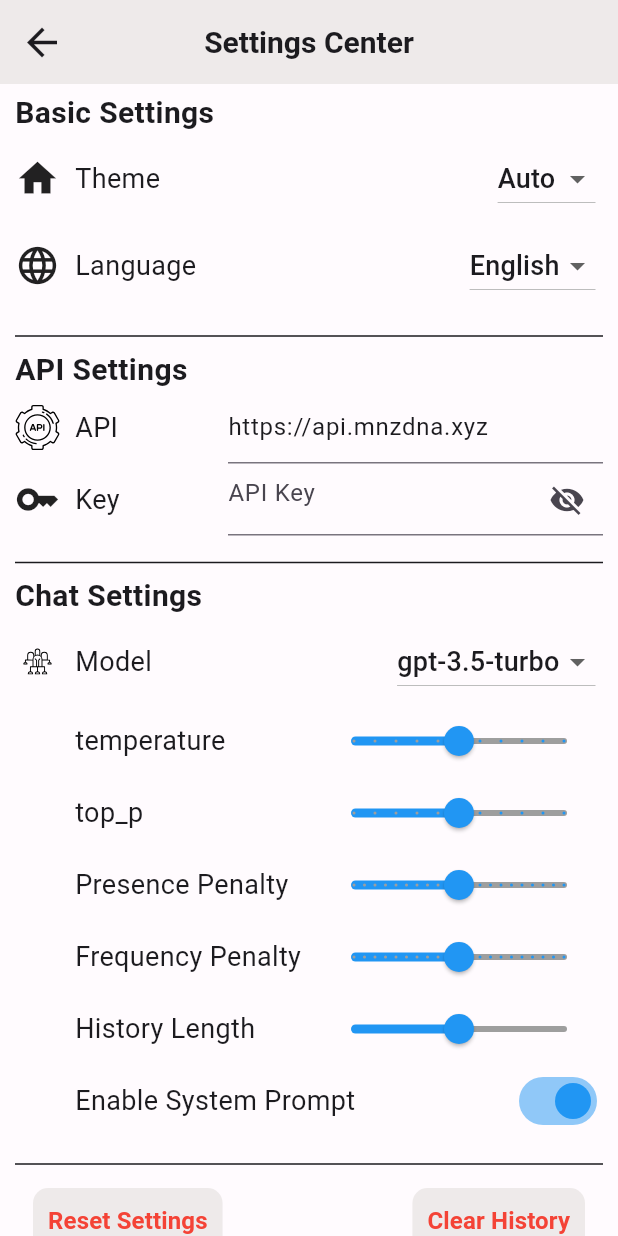
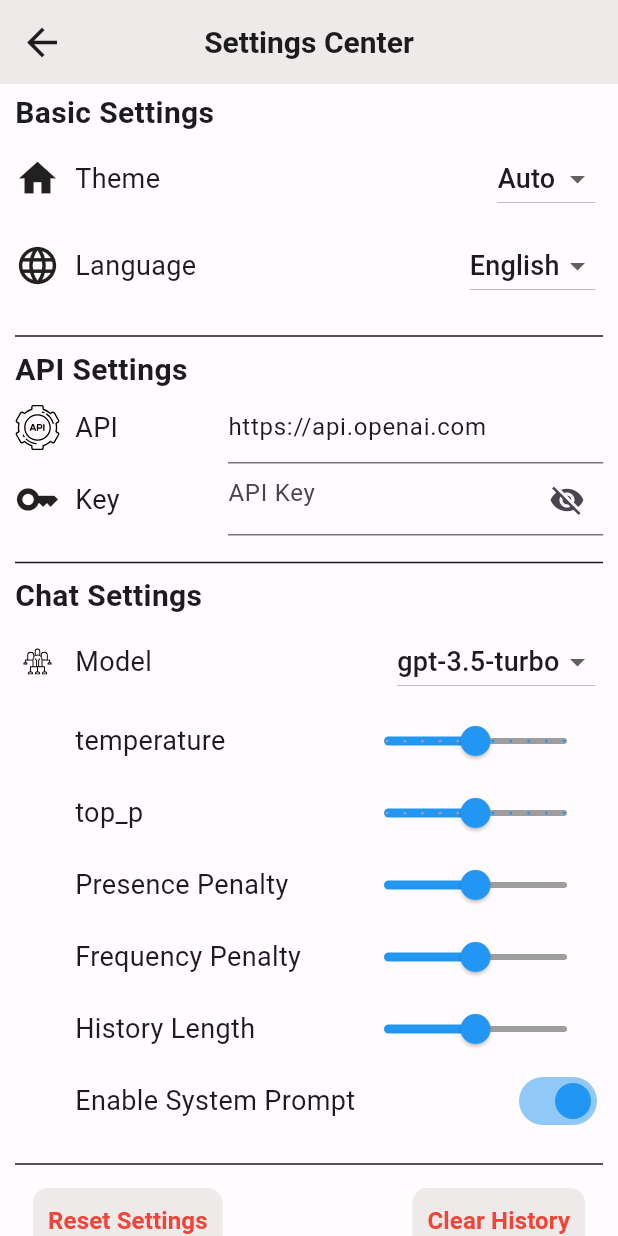
Before and after one commit to NingNing0111/ChatX, a Flutter app: the SettingPage screen opened by its route, on a phone screen of 412 x 824 dp. Run offline on Flutter 3.47's test engine with Material 3 defaults, Android fonts, the phone set to English and light mode, and no system bars; our stand-ins replace adaptive_theme, flutter_highlight, flutter_svg, get, hive, hive_flutter and 1 more; missing offline and left inert: dart:ffi, dart_openai, flutter_math_fork, markdown, markdown_widget; accounts and stored records are empty.

Commit message:
使用Hive实现聊天历史、配置持久化存储

```diff
--- /dev/null
+++ b/lib/db/boxes.dart
@@ -0,0 +1,4 @@
+import 'package:hive/hive.dart';
+
+late Box historyBox;
+late Box settingBox;
--- a/lib/i18n/record.dart
+++ b/lib/i18n/record.dart
@@ -20,7 +20,7 @@
       "chat_setting_top_p": "核采样",
       "chat_setting_presence_penalty": "话题新鲜度",
       "chat_setting_frequency_penalty": "频率惩罚",
-      "chat_setting_history_length": "携带的历史消息数",
+      "chat_setting_history_length": "携带的消息长度",
       "chat_setting_disabled_system_prompt": "开启系统词注入",
       "chat_other_reset_setting": "重置配置",
       "chat_other_clear_history": "清空对话",
--- a/lib/model/message.dart
+++ b/lib/model/message.dart
@@ -1,15 +1,22 @@
 
 import 'package:dart_openai/dart_openai.dart';
+import 'package:hive/hive.dart';
+
+part 'message.g.dart';
 
 // 会话信息
+@HiveType(typeId: 1)
 class Message {
 
   // 内容
-  late String content;
+  @HiveField(0)
+  String content;
   // 角色
-  late OpenAIChatMessageRole role;
+  @HiveField(1)
+  OpenAIChatMessageRole role;
   // historyMessageID
-  late String historyId;
+  @HiveField(2)
+  String historyId;
 
   Message({required this.content, required this.role, required this.historyId});
 
@@ -19,16 +26,21 @@
   }
 }
 
+@HiveType(typeId: 2)
 // 历史记录
 class HistoryMessage {
   // UUID
-  late String id;
+  @HiveField(0)
+  String id;
   // 标题
-  late String title;
+  @HiveField(1)
+  String title;
   // 会话记录
-  late List<Message> messages;
+  @HiveField(2)
+  List<Message> messages;
   // 创建时间
-  late DateTime createTime;
+  @HiveField(3)
+  DateTime createTime;
 
   HistoryMessage({required this.id, required this.title, required this.messages, required this.createTime});
 
--- a/lib/page/setting.dart
+++ b/lib/page/setting.dart
@@ -30,6 +30,14 @@
     super.initState();
     _apiInputController.text = _settingController.api.value;
     _keyInputController.text = _settingController.key.value;
+  }
+
+
+  @override
+  void dispose() {
+    super.dispose();
+    // 配置信息存储到数据库中
+    _settingController.saveSettingInfo();
   }
 
   @override
@@ -326,7 +334,9 @@
                         )
                       ],
                     ),
-                    Obx(() => Slider(
+                    Obx(() => SizedBox(
+                      width: 170,
+                      child: Slider(
                             value: _settingController.temperature.value,
                             min: 0.0,
                             max: 1.0,
@@ -341,6 +351,7 @@
                             onChanged: (newValue) {
                               _settingController.temperature.value = newValue;
                             },
+                          ),
                     )),
                   ],
                 ),
@@ -361,7 +372,9 @@
                         )
                       ],
                     ),
-                    Obx(() => Slider(
+                    Obx(() => SizedBox(
+                      width: 170,
+                      child: Slider(
                             value: _settingController.topP.value,
                             min: 0.0,
                             max: 1.0,
@@ -376,6 +389,7 @@
                             onChanged: (newValue) {
                               _settingController.topP.value = newValue;
                             },
+                          ),
                     )),
                   ],
                 ),
@@ -396,7 +410,9 @@
                         )
                       ],
                     ),
-                    Obx(() => Slider(
+                    Obx(() => SizedBox(
+                      width: 170,
+                      child: Slider(
                             value: _settingController.presencePenalty.value,
                             min: -2.0,
                             max: 2.0,
@@ -411,6 +427,7 @@
                             onChanged: (newValue) {
                               _settingController.presencePenalty.value = newValue;
                             },
+                          ),
                     )),
                   ],
                 ),
@@ -431,7 +448,9 @@
                         )
                       ],
                     ),
-                    Obx(() => Slider(
+                    Obx(() => SizedBox(
+                      width: 170,
+                      child: Slider(
                             value: _settingController.frequencyPenalty.value,
                             min: -2.0,
                             max: 2.0,
@@ -447,6 +466,7 @@
                               _settingController.frequencyPenalty.value =
                                   newValue;
                             },
+                          ),
                     )),
                   ],
                 ),
@@ -467,7 +487,9 @@
                         )
                       ],
                     ),
-                    Obx(() => Slider(
+                    Obx(() => SizedBox(
+                      width: 170,
+                      child: Slider(
                             value:
                                 _settingController.historyLength.value.toDouble(),
                             min: 0,
@@ -484,6 +506,7 @@
                               _settingController.historyLength.value =
                                   newValue.toInt();
                             },
+                          ),
                     )),
                   ],
                 ),
--- a/lib/page/sidebar.dart
+++ b/lib/page/sidebar.dart
@@ -117,7 +117,7 @@
                             IconButton(
                                 onPressed: () {
                                   _sidebarPageController
-                                      .deleteHistory(index);
+                                      .deleteHistory(len - index - 1);
                                   _chatController.setHistory(
                                       _sidebarPageController
                                           .histories.last);
--- a/pubspec.yaml
+++ b/pubspec.yaml
@@ -44,6 +44,8 @@
   flutter_svg: ^2.0.10+1
   uuid: ^4.4.0
   intl: ^0.19.0
+  hive: ^2.2.3
+  hive_flutter: ^1.1.0
 
 dev_dependencies:
   flutter_test:
@@ -55,6 +57,8 @@
   # package. See that file for information about deactivating specific lint
   # rules and activating additional ones.
   flutter_lints: ^3.0.0
+  hive_generator: ^2.0.1
+  build_runner: ^2.4.9
 
 # For information on the generic Dart part of this file, see the
 # following page: https://dart.dev/tools/pub/pubspec
```
Also changed, not shown: lib/controller/chat.dart (+5 -13 lines), lib/controller/setting.dart (+38 -2 lines), lib/controller/sidebar.dart (+29 -10 lines), lib/db/message_database.dart (added, +83 -0 lines), lib/db/setting_database.dart (added, +126 -0 lines), lib/main.dart (+11 -1 lines), lib/page/chat.dart (+11 -11 lines), lib/model/message.g.dart (added), pubspec.lock, 1 other file. Lines whose indentation alone changed are shown as unchanged.
